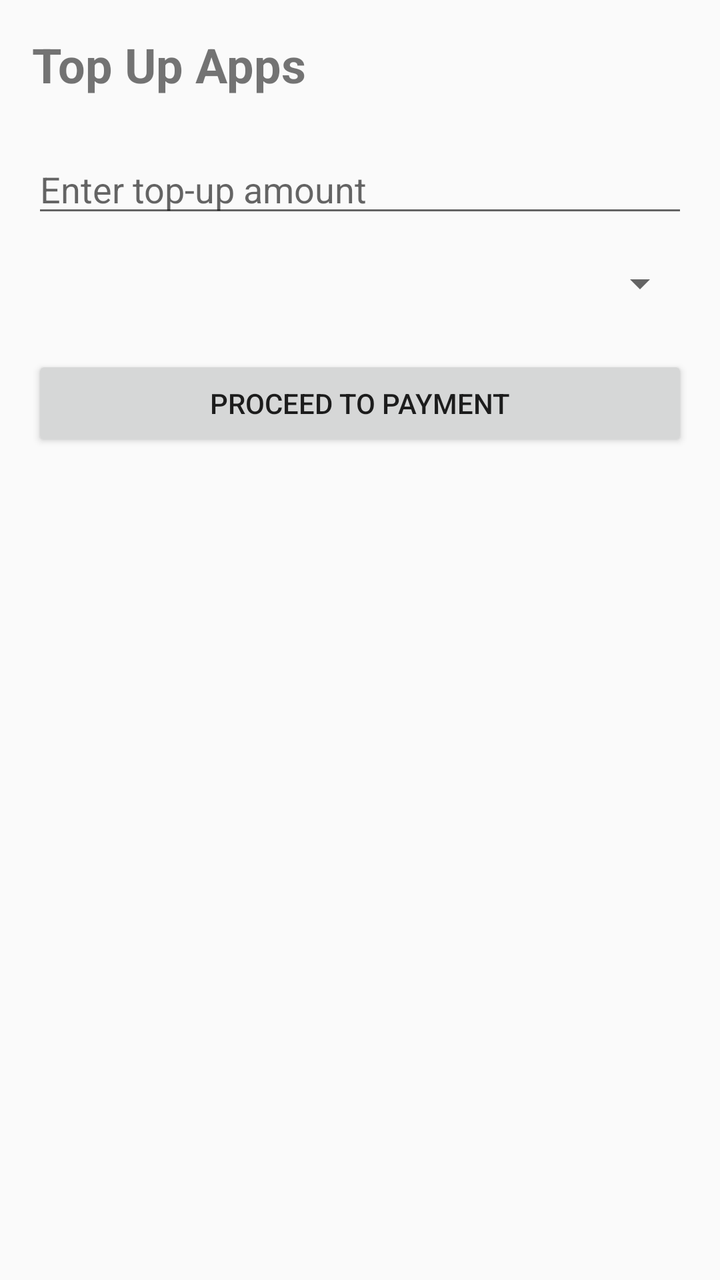
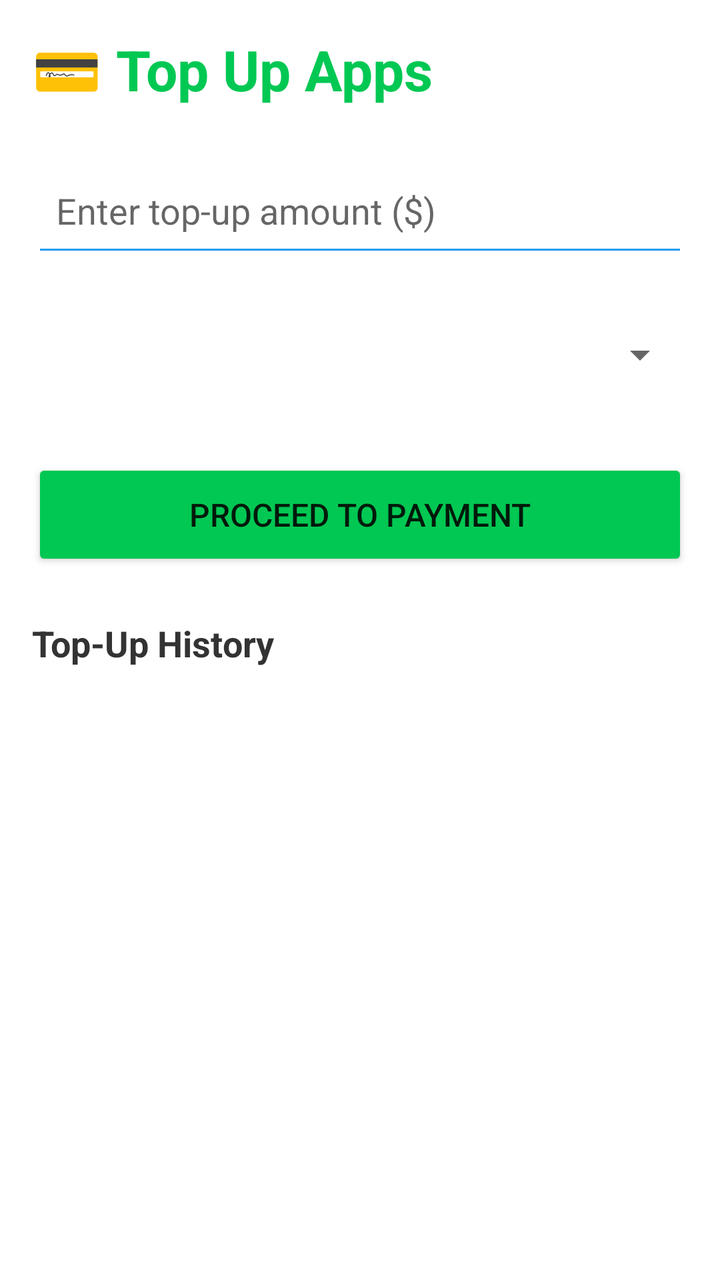

Before-and-after screenshots of an Android layout around one commit, followed by the original layout XML and the change that was made.
<!-- AndroidManifest.xml: application theme Theme.GooglePlayPoints -->
<!-- res/layout/activity_topup.xml -->
<?xml version="1.0" encoding="utf-8"?>
<LinearLayout xmlns:android="http://schemas.android.com/apk/res/android"
    android:layout_width="match_parent"
    android:layout_height="match_parent"
    android:orientation="vertical"
    android:padding="16dp">

    <TextView
        android:layout_width="match_parent"
        android:layout_height="wrap_content"
        android:text="Top Up Apps"
        android:textSize="24sp"
        android:textStyle="bold"
        android:layout_marginBottom="24dp" />

    <EditText
        android:id="@+id/et_top_up_amount"
        android:layout_width="match_parent"
        android:layout_height="wrap_content"
        android:hint="Enter top-up amount"
        android:inputType="numberDecimal"
        android:layout_marginBottom="16dp" />

    <Spinner
        android:id="@+id/spinner_apps"
        android:layout_width="match_parent"
        android:layout_height="wrap_content"
        android:layout_marginBottom="24dp" />

    <Button
        android:id="@+id/btn_top_up"
        android:layout_width="match_parent"
        android:layout_height="wrap_content"
        android:text="Proceed to Payment" />

    <androidx.recyclerview.widget.RecyclerView
        android:id="@+id/rv_topup_history"
        android:layout_width="match_parent"
        android:layout_height="0dp"
        android:layout_weight="1"
        android:layout_marginTop="24dp" />

</LinearLayout>
<!-- resources referenced by this layout -->
<resources>
  <style name="Theme.GooglePlayPoints" parent="Theme.AppCompat.Light.DarkActionBar">
          <item name="colorPrimary">@color/google_play_blue</item>
          <item name="colorPrimaryDark">@color/google_play_dark_blue</item>
          <item name="colorAccent">@color/google_play_green</item>
      </style>
  <color name="google_play_blue">#1f9cf0</color>
  <color name="google_play_dark_blue">#0d47a1</color>
  <color name="google_play_green">#00c853</color>
</resources>

<!-- the commit's change to res/layout/activity_topup.xml (unified diff, before → after) -->
@@ -1,43 +1,67 @@
 <?xml version="1.0" encoding="utf-8"?>
 <LinearLayout xmlns:android="http://schemas.android.com/apk/res/android"
+    xmlns:tools="http://schemas.android.com/tools"
     android:layout_width="match_parent"
     android:layout_height="match_parent"
     android:orientation="vertical"
-    android:padding="16dp">
+    android:padding="16dp"
+    tools:context=".ui.topup.TopUpActivity">
 
     <TextView
         android:layout_width="match_parent"
         android:layout_height="wrap_content"
-        android:text="Top Up Apps"
-        android:textSize="24sp"
+        android:text="💳 Top Up Apps"
+        android:textSize="28sp"
         android:textStyle="bold"
-        android:layout_marginBottom="24dp" />
+        android:layout_marginBottom="24dp"
+        android:textColor="#00c853" />
 
     <EditText
         android:id="@+id/et_top_up_amount"
         android:layout_width="match_parent"
-        android:layout_height="wrap_content"
-        android:hint="Enter top-up amount"
+        android:layout_height="56dp"
+        android:hint="Enter top-up amount ($)"
         android:inputType="numberDecimal"
-        android:layout_marginBottom="16dp" />
+        android:layout_marginBottom="16dp"
+        android:padding="12dp"
+        android:textColor="#333333"
+        android:backgroundTint="#1f9cf0" />
 
     <Spinner
         android:id="@+id/spinner_apps"
         android:layout_width="match_parent"
-        android:layout_height="wrap_content"
+        android:layout_height="56dp"
         android:layout_marginBottom="24dp" />
 
     <Button
         android:id="@+id/btn_top_up"
         android:layout_width="match_parent"
+        android:layout_height="56dp"
+        android:text="Proceed to Payment"
+        android:textSize="16sp"
+        android:backgroundTint="#00c853" />
+
+    <TextView
+        android:layout_width="match_parent"
         android:layout_height="wrap_content"
-        android:text="Proceed to Payment" />
+        android:text="Top-Up History"
+        android:textSize="18sp"
+        android:textStyle="bold"
+        android:layout_marginTop="24dp"
+        android:layout_marginBottom="12dp"
+        android:textColor="#333333" />
+
+    <ProgressBar
+        android:id="@+id/progress_bar"
+        android:layout_width="wrap_content"
+        android:layout_height="wrap_content"
+        android:layout_gravity="center"
+        android:visibility="gone" />
 
     <androidx.recyclerview.widget.RecyclerView
         android:id="@+id/rv_topup_history"
         android:layout_width="match_parent"
         android:layout_height="0dp"
-        android:layout_weight="1"
-        android:layout_marginTop="24dp" />
+        android:layout_weight="1" />
 
 </LinearLayout>
<!-- resource entries referenced after the edit -->
@@ -4,9 +4,11 @@
           <item name="colorPrimary">@color/google_play_blue</item>
           <item name="colorPrimaryDark">@color/google_play_dark_blue</item>
           <item name="colorAccent">@color/google_play_green</item>
+          <item name="android:windowBackground">@color/white</item>
       </style>
   <color name="google_play_blue">#1f9cf0</color>
   <color name="google_play_dark_blue">#0d47a1</color>
   <color name="google_play_green">#00c853</color>
+  <color name="white">#FFFFFFFF</color>
 </resources>
 
